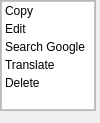
This is Uis/ListContextUi.ui in nabil-bot/kontho-2023 as Qt 5 draws it before an edit. The edited form follows.
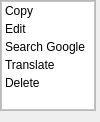
This is the edited form.

```diff
--- a/Uis/ListContextUi.ui
+++ b/Uis/ListContextUi.ui
@@ -7,7 +7,7 @@
     <x>0</x>
     <y>0</y>
     <width>100</width>
-    <height>123</height>
+    <height>122</height>
    </rect>
   </property>
   <property name="windowTitle">
```
